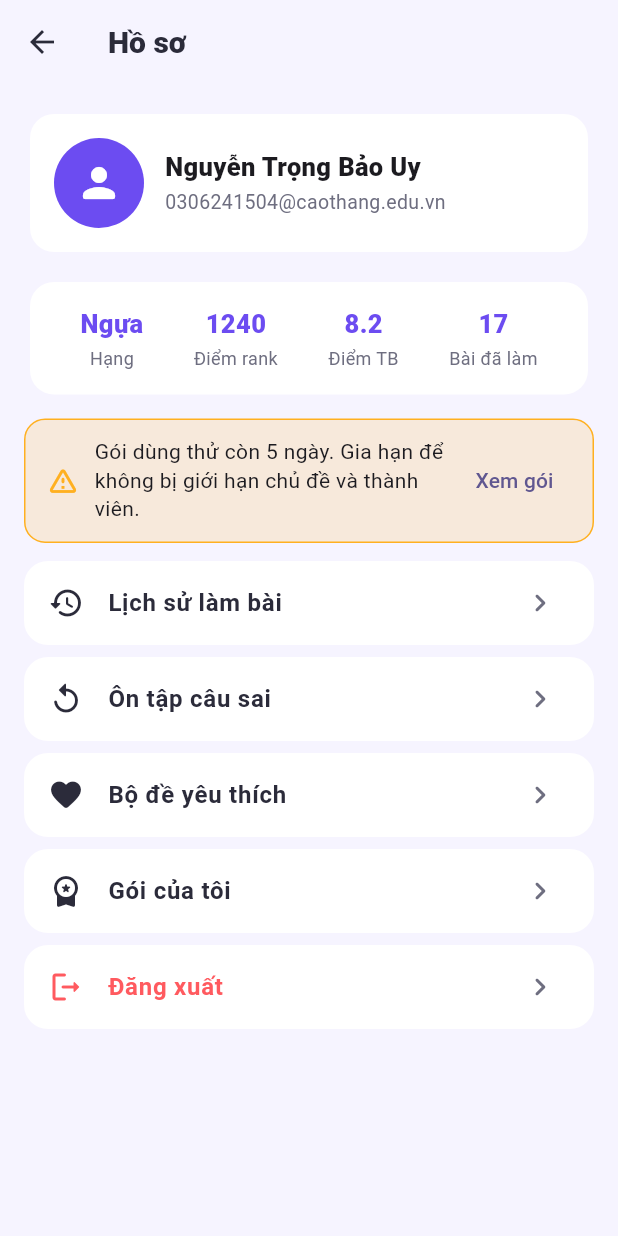
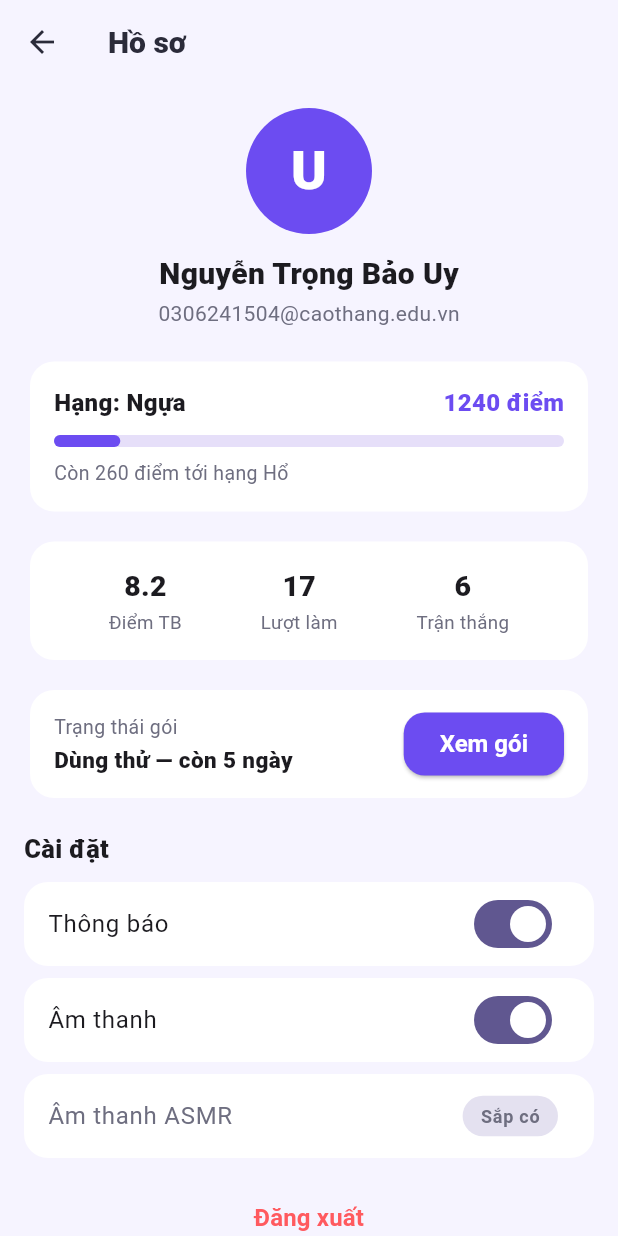
Before and after one commit to Baouyhaha/omega-quiz-app, a Flutter app: the Mh03HoSoScreen screen opened by its route, on a phone screen of 412 x 824 dp. Run offline on Flutter 3.47's test engine with Material 3 defaults, Android fonts, the phone set to English and light mode, and no system bars; Roboto replaces fonts that are missing (Nunito).

Commit message:
Dung lai MH-03 theo mockup Figma: avatar tron giua man, the hang co thanh tien trinh, 3 chi so, hang trang thai goi, cai dat co ASMR de mo kem nhan Sap co, dang xuat chu do

```diff
--- a/lib/views/mh03_ho_so_screen.dart
+++ b/lib/views/mh03_ho_so_screen.dart
@@ -2,14 +2,15 @@ import 'package:flutter/material.dart';
 
 import '../core/app_theme.dart';
 import '../routes.dart';
-import '../widgets/banner_canh_bao_widget.dart';
 
 // ============================================================
 // MH-03 — Hồ sơ cá nhân
 // Luồng: L1 (tài khoản), L8 (gói thuê)
 // Vào từ: tab "Hồ sơ" của khung điều hướng
-// Đi tới: MH-12 (lịch sử), MH-13 (ôn tập), MH-19 (yêu thích),
-//         MH-29 (gói của tôi), MH-01 (đăng xuất)
+// Đi tới: MH-29 (nút Xem gói), MH-01 (đăng xuất)
+// Bố cục: dựng theo mockup Figma MH-03-ho-so (avatar tròn giữa màn,
+//         thẻ hạng có thanh tiến trình, 3 chỉ số, hàng trạng thái gói,
+//         mục Cài đặt có hàng ASMR để mờ kèm nhãn "Sắp có")
 // Dữ liệu giả: khối _mockHoSo ngay dưới đây
 // Chức năng thật nối ở: T14 (hồ sơ), T29 (điểm xếp hạng), UC02 (gói)
 // ============================================================
@@ -18,16 +19,27 @@ import '../widgets/banner_canh_bao_widget.dart';
 const _mockHoSo = {
   'ten': 'Nguyễn Trọng Bảo Uy',
   'email': '0306241504@caothang.edu.vn',
+  'hangConVat': 'Ngựa',
   'rankScore': 1240,
-  'hangConVat': 'Ngựa',
+  'conLaiLenHang': 260,
+  'hangTiepTheo': 'Hổ',
+  'tienTrinhHang': 0.13,
   'diemTrungBinh': 8.2,
-  'soBaiDaLam': 17,
-  'goiHienTai': 'Dùng thử',
-  'goiConLaiNgay': 5,
+  'luotLam': 17,
+  'tranThang': 6,
+  'goiHienTai': 'Dùng thử — còn 5 ngày',
 };
 
-class Mh03HoSoScreen extends StatelessWidget {
+class Mh03HoSoScreen extends StatefulWidget {
   const Mh03HoSoScreen({super.key});
+
+  @override
+  State<Mh03HoSoScreen> createState() => _Mh03HoSoScreenState();
+}
+
+class _Mh03HoSoScreenState extends State<Mh03HoSoScreen> {
+  bool _thongBao = true;
+  bool _amThanh = true;
 
   @override
   Widget build(BuildContext context) {
@@ -36,32 +48,62 @@ class Mh03HoSoScreen extends StatelessWidget {
       body: ListView(
         padding: const EdgeInsets.all(16),
         children: [
+          const Center(
+            child: CircleAvatar(
+              radius: 42,
+              backgroundColor: kPrimary,
+              child: Text(
+                'U',
+                style: TextStyle(fontSize: 36, fontWeight: FontWeight.w900, color: Colors.white),
+              ),
+            ),
+          ),
+          const SizedBox(height: 12),
+          Center(
+            child: Text(
+              _mockHoSo['ten'] as String,
+              style: const TextStyle(fontSize: 20, fontWeight: FontWeight.w900),
+            ),
+          ),
+          const SizedBox(height: 2),
+          Center(
+            child: Text(
+              _mockHoSo['email'] as String,
+              style: const TextStyle(color: kTextSub),
+            ),
+          ),
+          const SizedBox(height: 18),
           Card(
             child: Padding(
               padding: const EdgeInsets.all(16),
-              child: Row(
-                children: [
-                  const CircleAvatar(
-                    radius: 30,
-                    backgroundColor: kPrimary,
-                    child: Icon(Icons.person_rounded, size: 32, color: Colors.white),
-                  ),
-                  const SizedBox(width: 14),
-                  Expanded(
               child: Column(
                 crossAxisAlignment: CrossAxisAlignment.start,
                 children: [
+                  Row(
+                    children: [
+                      Expanded(
+                        child: Text(
+                          'Hạng: ${_mockHoSo['hangConVat']}',
+                          style: const TextStyle(fontSize: 16, fontWeight: FontWeight.w800),
+                        ),
+                      ),
                       Text(
-                          _mockHoSo['ten'] as String,
-                          style: const TextStyle(fontSize: 17, fontWeight: FontWeight.w800),
-                        ),
-                        const SizedBox(height: 2),
-                        Text(
-                          _mockHoSo['email'] as String,
-                          style: const TextStyle(fontSize: 13, color: kTextSub),
+                        '${_mockHoSo['rankScore']} điểm',
+                        style: const TextStyle(fontSize: 16, fontWeight: FontWeight.w800, color: kPrimary),
                       ),
                     ],
                   ),
+                  const SizedBox(height: 10),
+                  LinearProgressIndicator(
+                    value: (_mockHoSo['tienTrinhHang'] as num).toDouble(),
+                    color: kPrimary,
+                    minHeight: 8,
+                    borderRadius: BorderRadius.circular(4),
+                  ),
+                  const SizedBox(height: 8),
+                  Text(
+                    'Còn ${_mockHoSo['conLaiLenHang']} điểm tới hạng ${_mockHoSo['hangTiepTheo']}',
+                    style: const TextStyle(fontSize: 13, color: kTextSub),
                   ),
                 ],
               ),
@@ -74,50 +116,86 @@ class Mh03HoSoScreen extends StatelessWidget {
               child: Row(
                 mainAxisAlignment: MainAxisAlignment.spaceEvenly,
                 children: [
-                  _ChiSo('Hạng', '${_mockHoSo['hangConVat']}'),
-                  _ChiSo('Điểm rank', '${_mockHoSo['rankScore']}'),
-                  _ChiSo('Điểm TB', '${_mockHoSo['diemTrungBinh']}'),
-                  _ChiSo('Bài đã làm', '${_mockHoSo['soBaiDaLam']}'),
+                  _ChiSo('${_mockHoSo['diemTrungBinh']}', 'Điểm TB'),
+                  _ChiSo('${_mockHoSo['luotLam']}', 'Lượt làm'),
+                  _ChiSo('${_mockHoSo['tranThang']}', 'Trận thắng'),
                 ],
               ),
             ),
           ),
           const SizedBox(height: 12),
-          BannerCanhBao(
-            text: 'Gói dùng thử còn ${_mockHoSo['goiConLaiNgay']} ngày. '
-                'Gia hạn để không bị giới hạn chủ đề và thành viên.',
-            actionText: 'Xem gói',
-            onAction: () => Navigator.pushNamed(context, AppRoutes.mh29),
+          Card(
+            child: Padding(
+              padding: const EdgeInsets.symmetric(horizontal: 16, vertical: 12),
+              child: Row(
+                children: [
+                  Expanded(
+                    child: Column(
+                      crossAxisAlignment: CrossAxisAlignment.start,
+                      children: [
+                        const Text('Trạng thái gói', style: TextStyle(fontSize: 13, color: kTextSub)),
+                        const SizedBox(height: 2),
+                        Text(
+                          _mockHoSo['goiHienTai'] as String,
+                          style: const TextStyle(fontSize: 15, fontWeight: FontWeight.w800),
                         ),
-          const SizedBox(height: 12),
-          _MucMenu(
-            icon: Icons.history_rounded,
-            text: 'Lịch sử làm bài',
-            onTap: () => Navigator.pushNamed(context, AppRoutes.mh12),
+                      ],
                     ),
-          _MucMenu(
-            icon: Icons.replay_rounded,
-            text: 'Ôn tập câu sai',
-            onTap: () => Navigator.pushNamed(context, AppRoutes.mh13),
                   ),
-          _MucMenu(
-            icon: Icons.favorite_rounded,
-            text: 'Bộ đề yêu thích',
-            onTap: () => Navigator.pushNamed(context, AppRoutes.mh19),
+                  ElevatedButton(
+                    style: ElevatedButton.styleFrom(minimumSize: const Size(96, 42)),
+                    onPressed: () => Navigator.pushNamed(context, AppRoutes.mh29),
+                    child: const Text('Xem gói'),
                   ),
-          _MucMenu(
-            icon: Icons.workspace_premium_rounded,
-            text: 'Gói của tôi',
-            onTap: () => Navigator.pushNamed(context, AppRoutes.mh29),
+                ],
               ),
-          _MucMenu(
-            icon: Icons.logout_rounded,
-            text: 'Đăng xuất',
-            mauChu: kError,
-            onTap: () => Navigator.pushNamedAndRemoveUntil(
+            ),
+          ),
+          const SizedBox(height: 18),
+          const Text('Cài đặt', style: TextStyle(fontSize: 17, fontWeight: FontWeight.w900)),
+          const SizedBox(height: 10),
+          Card(
+            margin: const EdgeInsets.only(bottom: 8),
+            child: SwitchListTile(
+              title: const Text('Thông báo'),
+              value: _thongBao,
+              onChanged: (v) => setState(() => _thongBao = v),
+            ),
+          ),
+          Card(
+            margin: const EdgeInsets.only(bottom: 8),
+            child: SwitchListTile(
+              title: const Text('Âm thanh'),
+              value: _amThanh,
+              onChanged: (v) => setState(() => _amThanh = v),
+            ),
+          ),
+          Card(
+            margin: const EdgeInsets.only(bottom: 8),
+            child: ListTile(
+              title: const Text('Âm thanh ASMR', style: TextStyle(color: kTextSub)),
+              trailing: Container(
+                padding: const EdgeInsets.symmetric(horizontal: 12, vertical: 5),
+                decoration: BoxDecoration(
+                  color: const Color(0xFFE4E1F0),
+                  borderRadius: BorderRadius.circular(20),
+                ),
+                child: const Text('Sắp có', style: TextStyle(fontSize: 12, color: kTextSub, fontWeight: FontWeight.w700)),
+              ),
+            ),
+          ),
+          const SizedBox(height: 8),
+          Center(
+            child: TextButton(
+              onPressed: () => Navigator.pushNamedAndRemoveUntil(
                 context,
                 AppRoutes.mh01,
                 (_) => false,
+              ),
+              child: const Text(
+                'Đăng xuất',
+                style: TextStyle(color: kError, fontSize: 16, fontWeight: FontWeight.w700),
+              ),
             ),
           ),
         ],
@@ -127,46 +205,19 @@ class Mh03HoSoScreen extends StatelessWidget {
 }
 
 class _ChiSo extends StatelessWidget {
+  final String giaTri;
   final String nhan;
-  final String giaTri;
 
-  const _ChiSo(this.nhan, this.giaTri);
+  const _ChiSo(this.giaTri, this.nhan);
 
   @override
   Widget build(BuildContext context) {
     return Column(
       children: [
-        Text(giaTri, style: const TextStyle(fontSize: 17, fontWeight: FontWeight.w800, color: kPrimary)),
+        Text(giaTri, style: const TextStyle(fontSize: 19, fontWeight: FontWeight.w900)),
         const SizedBox(height: 2),
-        Text(nhan, style: const TextStyle(fontSize: 12, color: kTextSub)),
+        Text(nhan, style: const TextStyle(fontSize: 12.5, color: kTextSub)),
       ],
     );
   }
 }
-
-class _MucMenu extends StatelessWidget {
-  final IconData icon;
-  final String text;
-  final VoidCallback onTap;
-  final Color mauChu;
-
-  const _MucMenu({
-    required this.icon,
-    required this.text,
-    required this.onTap,
-    this.mauChu = kTextMain,
-  });
-
-  @override
-  Widget build(BuildContext context) {
-    return Card(
-      margin: const EdgeInsets.only(bottom: 8),
-      child: ListTile(
-        leading: Icon(icon, color: mauChu),
-        title: Text(text, style: TextStyle(color: mauChu, fontWeight: FontWeight.w600)),
-        trailing: const Icon(Icons.chevron_right_rounded, color: kTextSub),
-        onTap: onTap,
-      ),
-    );
-  }
-}
```
Lines whose indentation alone changed are shown as unchanged.
